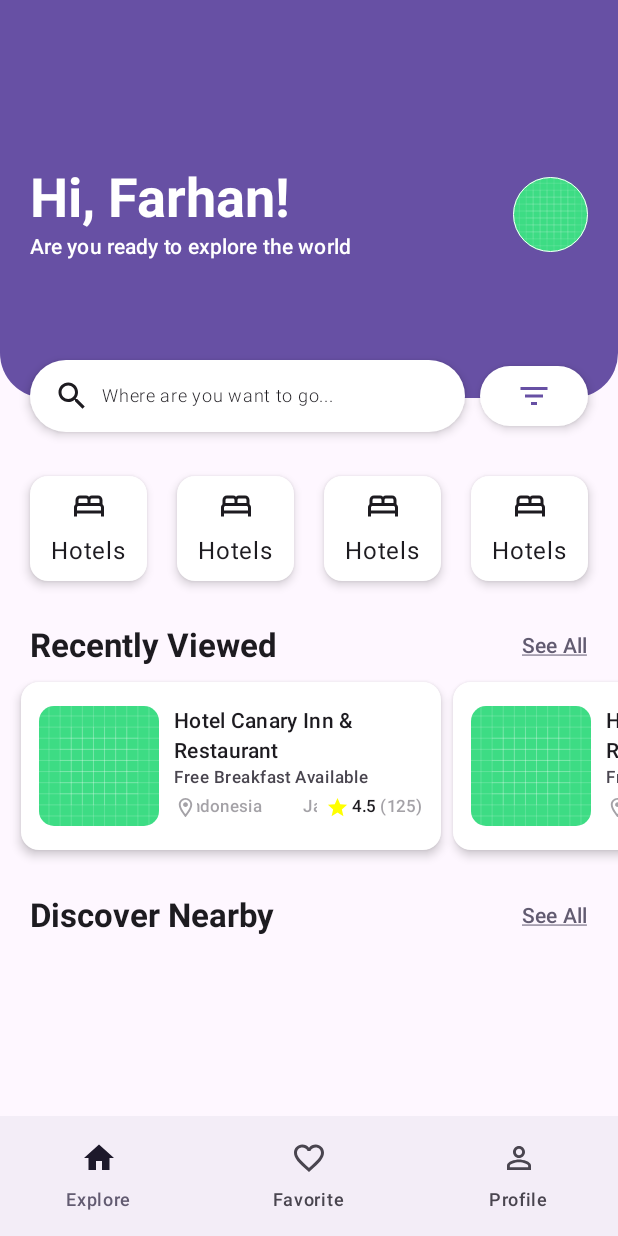
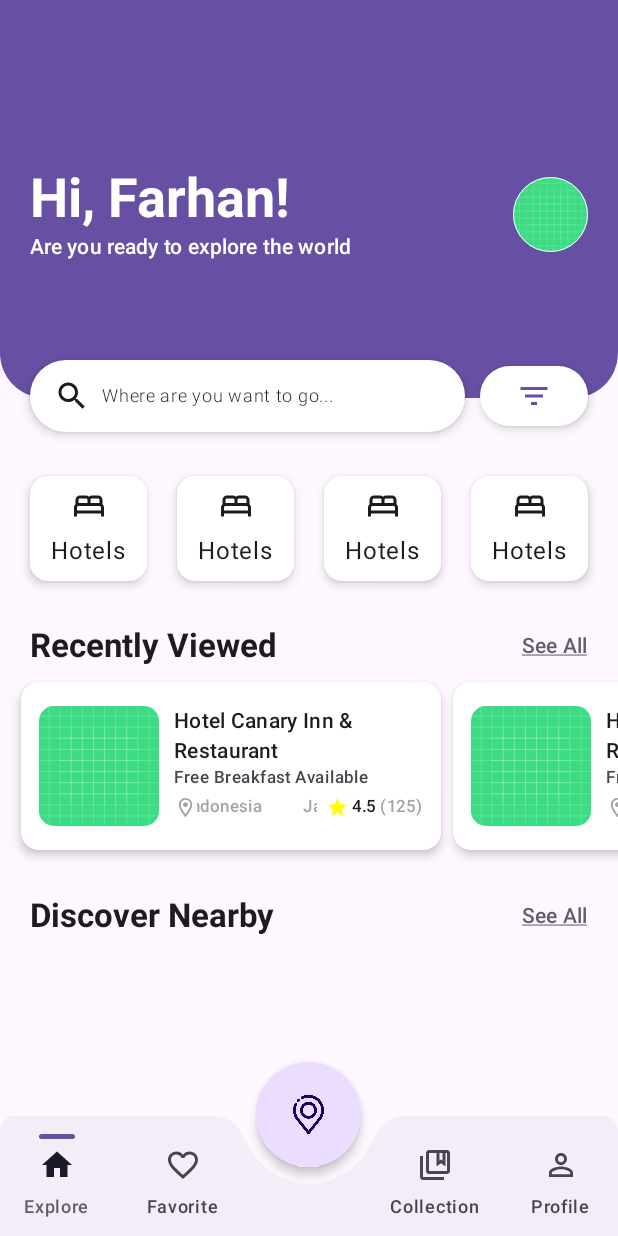
Before and after one commit to farhanfath/TripMate, an Android app built with Jetpack Compose: the screen it shows after launch (MainActivity), on a phone screen of 412 x 824 dp. Run offline under Robolectric (Android 15) with nearby library versions, the phone set to English and light mode, and no system bars; our stand-ins replace Dagger/Hilt's generated code; network calls fail.

Commit message:
fix: navigation icon bug fix | feat: implement center fab with bottom nav

```diff
--- /dev/null
+++ b/app/src/main/java/gli/project/tripmate/presentation/ui/component/BottomNavShape.kt
@@ -0,0 +1,126 @@
+package gli.project.tripmate.presentation.ui.component
+
+import androidx.compose.ui.geometry.CornerRadius
+import androidx.compose.ui.geometry.Offset
+import androidx.compose.ui.geometry.Rect
+import androidx.compose.ui.geometry.RoundRect
+import androidx.compose.ui.geometry.Size
+import androidx.compose.ui.graphics.Outline
+import androidx.compose.ui.graphics.Path
+import androidx.compose.ui.graphics.PathOperation
+import androidx.compose.ui.graphics.Shape
+import androidx.compose.ui.unit.Density
+import androidx.compose.ui.unit.LayoutDirection
+
+class BottomNavShape(
+    private val cornerRadius: Float, // Rounded corners at the panel's top
+    private val dockRadius: Float,   // Size of the cutout
+) : Shape {
+    override fun createOutline(
+        size: Size,
+        layoutDirection: LayoutDirection,
+        density: Density,
+    ): Outline {
+
+        // baseRect: Creates a rounded rectangle covering the entire size, with rounded top corners. This is the basic shape of the bottom navigation.
+        val baseRect = Path().apply {
+            addRoundRect(
+                RoundRect(
+                    Rect(Offset.Zero, Offset(size.width, size.height)),
+                    topLeft = CornerRadius(cornerRadius, cornerRadius),
+                    topRight = CornerRadius(cornerRadius, cornerRadius),
+                ),
+            )
+        }
+
+        // rect1: Creates a rectangle from the left edge to just before the center "dock", filling the full height.  Will be cut later to add a corner radius
+        val rect1 = Path().apply {
+            addRoundRect(
+                RoundRect(
+                    Rect(Offset.Zero, Offset(size.width / 2 - dockRadius + 4f, size.height)),
+                    topLeft = CornerRadius(cornerRadius, cornerRadius),
+                ),
+            )
+        }
+
+        // rect1A: Same rectangle as rect1, but has a smaller topLeft Radius to create a small difference
+        val rect1A = Path().apply {
+            addRoundRect(
+                RoundRect(
+                    Rect(Offset.Zero, Offset(size.width / 2 - dockRadius + 4f, size.height)),
+                    topLeft = CornerRadius(cornerRadius, cornerRadius),
+                    topRight = CornerRadius(32f, 32f),
+                ),
+            )
+        }
+
+        // rect1B: This calculates the area between rect1 and rect1A and is one of the path that cuts into baseRect.
+        val rect1B = Path.combine(
+            operation = PathOperation.Difference,
+            path1 = rect1,
+            path2 = rect1A,
+        )
+
+        // rect2: Creates a rectangle from just after the center "dock" to the right edge, filling the full height.
+        val rect2 = Path().apply {
+            addRoundRect(
+                RoundRect(
+                    Rect(Offset(size.width / 2 + dockRadius - 4f, 0f), Offset(size.width, size.height)),
+                    topRight = CornerRadius(cornerRadius, cornerRadius),
+                ),
+            )
+        }
+
+        // rect2A: Same rectangle as rect2, but has a smaller topRight Radius to create a small difference
+        val rect2A = Path().apply {
+            addRoundRect(
+                RoundRect(
+                    Rect(Offset(size.width / 2 + dockRadius - 4f, 0f), Offset(size.width, size.height)),
+                    topRight = CornerRadius(cornerRadius, cornerRadius),
+                    topLeft = CornerRadius(32f, 32f),
+                ),
+            )
+        }
+
+        // rect2B: This calculates the area between rect2 and rect2A and is one of the path that cuts into baseRect.
+        val rect2B = Path.combine(
+            operation = PathOperation.Difference,
+            path1 = rect2,
+            path2 = rect2A,
+        )
+
+        // circle: Creates a circle at the center, just above the bottom navigation, creating the "dock" for the floating action button.
+        val circle = Path().apply {
+            addOval(
+                Rect(
+                    Offset(size.width / 2 - dockRadius, -dockRadius),
+                    Offset(size.width / 2 + dockRadius, dockRadius),
+                ),
+            )
+        }
+
+        // path1: Subtracts the "circle" path from the base rectangle, creating the main shape with the cut-out for the dock.
+        val path1 = Path.combine(
+            operation = PathOperation.Difference,
+            path1 = baseRect,
+            path2 = circle,
+        )
+
+        // path2: Subtracts the "rect1B" from the base rectangle, create more curvature on the sides
+        val path2 = Path.combine(
+            operation = PathOperation.Difference,
+            path1 = path1,
+            path2 = rect1B,
+        )
+
+        // path: Subtracts the "rect2B" from the base rectangle, create more curvature on the sides
+        val path = Path.combine(
+            operation = PathOperation.Difference,
+            path1 = path2,
+            path2 = rect2B,
+        )
+
+        // Return the final path
+        return Outline.Generic(path)
+    }
+}
--- a/app/src/main/java/gli/project/tripmate/presentation/ui/navigation/MainNavHost.kt
+++ b/app/src/main/java/gli/project/tripmate/presentation/ui/navigation/MainNavHost.kt
@@ -7,6 +7,7 @@ import androidx.navigation.compose.composable
 import androidx.navigation.compose.navigation
 import androidx.navigation.toRoute
 import gli.project.tripmate.presentation.ui.navigation.navitem.MainNavigation
+import gli.project.tripmate.presentation.ui.screen.chat.ChatScreen
 import gli.project.tripmate.presentation.ui.screen.detail.DetailScreen
 import gli.project.tripmate.presentation.ui.screen.main.MainNavScreen
 import gli.project.tripmate.presentation.viewmodel.PlacesViewModel
@@ -32,6 +33,11 @@ fun MainNavHost(
                             )
                         )
                     },
+                    onChatAIClick = {
+                        navController.navigate(
+                            MainNavigation.ChatAI
+                        )
+                    },
                     viewModel = viewModel
                 )
             }
@@ -48,7 +54,7 @@ fun MainNavHost(
         }
 
         composable<MainNavigation.ChatAI> {
-
+            ChatScreen()
         }
     }
 }
--- a/app/src/main/java/gli/project/tripmate/presentation/ui/navigation/navitem/BottomNavItem.kt
+++ b/app/src/main/java/gli/project/tripmate/presentation/ui/navigation/bottomnav/BottomNavItem.kt
@@ -1,20 +1,23 @@
-package gli.project.tripmate.presentation.ui.navigation.navitem
+package gli.project.tripmate.presentation.ui.navigation.bottomnav
 
 import androidx.compose.material.icons.Icons
+import androidx.compose.material.icons.filled.CollectionsBookmark
 import androidx.compose.material.icons.filled.Favorite
 import androidx.compose.material.icons.filled.Home
 import androidx.compose.material.icons.filled.Person
+import androidx.compose.material.icons.outlined.CollectionsBookmark
 import androidx.compose.material.icons.outlined.FavoriteBorder
 import androidx.compose.material.icons.outlined.Home
 import androidx.compose.material.icons.outlined.PersonOutline
 import androidx.compose.ui.graphics.vector.ImageVector
 import gli.project.tripmate.R
+import gli.project.tripmate.presentation.ui.navigation.navitem.MainNavigation
 
 data class BottomNavRoute<T : Any>(
     val name: Int,
     val route: T,
     val icon: ImageVector,
-    val selectedIcon: ImageVector
+    val selectedIcon: ImageVector,
 )
 
 val navItems = listOf(
@@ -30,6 +33,21 @@ val navItems = listOf(
         icon = Icons.Outlined.FavoriteBorder,
         selectedIcon = Icons.Filled.Favorite
     ),
+    /**
+     * placeholder for fab button
+     */
+    BottomNavRoute(
+        name = R.string.ai_chat_label,
+        route = MainNavigation.Main,
+        icon = Icons.Outlined.FavoriteBorder,
+        selectedIcon = Icons.Filled.Favorite
+    ),
+    BottomNavRoute(
+        name = R.string.collection_label,
+        route = MainNavigation.Collection,
+        icon = Icons.Outlined.CollectionsBookmark,
+        selectedIcon = Icons.Filled.CollectionsBookmark
+    ),
     BottomNavRoute(
         name = R.string.profile_label,
         route = MainNavigation.Profile,
--- a/app/src/main/java/gli/project/tripmate/presentation/ui/navigation/navitem/MainNavigation.kt
+++ b/app/src/main/java/gli/project/tripmate/presentation/ui/navigation/navitem/MainNavigation.kt
@@ -14,6 +14,9 @@ sealed class MainNavigation {
     data object Favorite : MainNavigation()
 
     @Serializable
+    data object Collection : MainNavigation()
+
+    @Serializable
     data object Profile : MainNavigation()
 
     @Serializable
--- /dev/null
+++ b/app/src/main/java/gli/project/tripmate/presentation/ui/screen/chat/ChatScreen.kt
@@ -0,0 +1,11 @@
+package gli.project.tripmate.presentation.ui.screen.chat
+
+import androidx.compose.material3.Text
+import androidx.compose.runtime.Composable
+
+@Composable
+fun ChatScreen() {
+    Text(
+        text = "Hello AI"
+    )
+}
--- a/app/src/main/java/gli/project/tripmate/presentation/ui/screen/detail/DetailScreen.kt
+++ b/app/src/main/java/gli/project/tripmate/presentation/ui/screen/detail/DetailScreen.kt
@@ -66,7 +66,6 @@ fun DetailScreen(
     LaunchedEffect(Unit) {
         viewModel.getDetailPlaces(placeId)
     }
-
 
     /**
      * image and scroll behavior
--- a/app/src/main/java/gli/project/tripmate/presentation/ui/screen/main/MainNavScreen.kt
+++ b/app/src/main/java/gli/project/tripmate/presentation/ui/screen/main/MainNavScreen.kt
@@ -1,11 +1,22 @@
 package gli.project.tripmate.presentation.ui.screen.main
 
+import androidx.compose.animation.core.animateDpAsState
+import androidx.compose.animation.core.spring
 import androidx.compose.foundation.background
 import androidx.compose.foundation.layout.Box
+import androidx.compose.foundation.layout.Column
+import androidx.compose.foundation.layout.Spacer
 import androidx.compose.foundation.layout.fillMaxWidth
 import androidx.compose.foundation.layout.height
+import androidx.compose.foundation.layout.offset
 import androidx.compose.foundation.layout.padding
 import androidx.compose.foundation.layout.size
+import androidx.compose.foundation.layout.width
+import androidx.compose.foundation.shape.CircleShape
+import androidx.compose.foundation.shape.RoundedCornerShape
+import androidx.compose.material3.FabPosition
+import androidx.compose.material3.FloatingActionButton
+import androidx.compose.material3.FloatingActionButtonDefaults
 import androidx.compose.material3.Icon
 import androidx.compose.material3.MaterialTheme
 import androidx.compose.material3.NavigationBar
@@ -15,20 +26,26 @@ import androidx.compose.material3.Scaffold
 import androidx.compose.material3.Text
 import androidx.compose.runtime.Composable
 import androidx.compose.runtime.getValue
-import androidx.compose.runtime.mutableIntStateOf
-import androidx.compose.runtime.saveable.rememberSaveable
-import androidx.compose.runtime.setValue
+import androidx.compose.ui.Alignment
 import androidx.compose.ui.Modifier
-import androidx.compose.ui.graphics.Color
+import androidx.compose.ui.draw.clip
+import androidx.compose.ui.platform.LocalDensity
+import androidx.compose.ui.res.painterResource
 import androidx.compose.ui.res.stringResource
 import androidx.compose.ui.unit.dp
+import androidx.navigation.NavDestination.Companion.hasRoute
+import androidx.navigation.NavDestination.Companion.hierarchy
 import androidx.navigation.NavGraph.Companion.findStartDestination
 import androidx.navigation.NavHostController
 import androidx.navigation.compose.NavHost
 import androidx.navigation.compose.composable
+import androidx.navigation.compose.currentBackStackEntryAsState
 import androidx.navigation.compose.rememberNavController
+import gli.project.tripmate.R
+import gli.project.tripmate.presentation.ui.component.BottomNavShape
+import gli.project.tripmate.presentation.ui.navigation.bottomnav.navItems
 import gli.project.tripmate.presentation.ui.navigation.navitem.MainNavigation
-import gli.project.tripmate.presentation.ui.navigation.navitem.navItems
+import gli.project.tripmate.presentation.ui.screen.main.collection.CollectionScreen
 import gli.project.tripmate.presentation.ui.screen.main.favorite.FavoriteScreen
 import gli.project.tripmate.presentation.ui.screen.main.lobby.LobbyScreen
 import gli.project.tripmate.presentation.ui.screen.main.profile.ProfileScreen
@@ -38,12 +55,9 @@ import gli.project.tripmate.presentation.viewmodel.PlacesViewModel
 fun MainNavScreen(
     navController: NavHostController = rememberNavController(),
     onDetailClick: (placeId: String) -> Unit,
+    onChatAIClick: () -> Unit,
     viewModel: PlacesViewModel
 ) {
-    var selectedItemIndex by rememberSaveable {
-        mutableIntStateOf(0)
-    }
-
     Scaffold(
         topBar = {
             Box(
@@ -53,26 +67,68 @@ fun MainNavScreen(
                     .background(color = MaterialTheme.colorScheme.primary)
             )
         },
+        floatingActionButton = {
+            FloatingActionButton(
+                modifier = Modifier
+                    .size(70.dp)
+                    .offset(y = 50.dp),
+                shape = CircleShape,
+                elevation = FloatingActionButtonDefaults.elevation(4.dp),
+                onClick = onChatAIClick
+            ) {
+                Icon(
+                    painter = painterResource(R.drawable.ic_location),
+                    contentDescription = null,
+                    modifier = Modifier.size(30.dp)
+                )
+            }
+        },
+        floatingActionButtonPosition = FabPosition.Center,
         bottomBar = {
-            NavigationBar {
-                navItems.forEachIndexed { index, navItem ->
+            NavigationBar(
+                modifier = Modifier
+                    .clip(
+                        BottomNavShape(
+                            cornerRadius = with(LocalDensity.current) { 10.dp.toPx() },
+                            dockRadius = with(LocalDensity.current) { 45.dp.toPx() },
+                        )
+                    ),
+            ) {
+                val navBackStackEntry by navController.currentBackStackEntryAsState()
+                val currentDestination = navBackStackEntry?.destination
+                navItems.forEach { navItem ->
+                    val selectedBarItem = currentDestination?.hierarchy?.any { it.hasRoute(navItem.route::class) } == true
+                    val indicatorWidth by animateDpAsState(
+                        targetValue = if (selectedBarItem) 24.dp else 0.dp,
+                        animationSpec = spring(dampingRatio = 0.6f, stiffness = 600f)
+                    )
                     NavigationBarItem(
-                        selected = selectedItemIndex == index,
+                        selected = selectedBarItem,
                         icon = {
-                            if (selectedItemIndex == index) {
+                            Column(
+                                horizontalAlignment = Alignment.CenterHorizontally
+                            ) {
+                                Box(
+                                    modifier = Modifier
+                                        .width(indicatorWidth)
+                                        .height(3.dp)
+                                        .background(
+                                            color = MaterialTheme.colorScheme.primary,
+                                            shape = RoundedCornerShape(10.dp)
+                                        )
+                                )
+                                Spacer(modifier = Modifier.height(5.dp))
+                                if (selectedBarItem) {
                                     Icon(
                                         imageVector = navItem.selectedIcon,
                                         contentDescription = stringResource(navItem.name),
-                                    modifier = Modifier
-                                        .size(24.dp)
                                     )
                                 } else {
                                     Icon(
                                         imageVector = navItem.icon,
                                         contentDescription = stringResource(navItem.name),
-                                    modifier = Modifier
-                                        .size(24.dp)
                                     )
+                                }
                             }
                         },
                         label = {
@@ -81,16 +137,17 @@ fun MainNavScreen(
                             )
                         },
                         colors = NavigationBarItemDefaults.colors(
-                            indicatorColor = Color.Transparent
+                            indicatorColor = MaterialTheme.colorScheme.surfaceContainer,
                         ),
                         onClick = {
-                            selectedItemIndex = index
-                            navController.navigate(navItem.route) {
+                            navItem.route.takeIf { it != MainNavigation.Main }?.let {
+                                navController.navigate(it) {
                                     popUpTo(navController.graph.findStartDestination().id) {
                                         saveState = true
                                     }
                                     launchSingleTop = true
                                     restoreState = true
+                                }
                             }
                         }
                     )
@@ -114,6 +171,9 @@ fun MainNavScreen(
             composable<MainNavigation.Favorite> {
                 FavoriteScreen()
             }
+            composable<MainNavigation.Collection> {
+                CollectionScreen()
+            }
             composable<MainNavigation.Profile> {
                 ProfileScreen()
             }
--- /dev/null
+++ b/app/src/main/java/gli/project/tripmate/presentation/ui/screen/main/collection/CollectionScreen.kt
@@ -0,0 +1,12 @@
+package gli.project.tripmate.presentation.ui.screen.main.collection
+
+import androidx.compose.material3.Text
+import androidx.compose.runtime.Composable
+import androidx.compose.ui.Modifier
+
+@Composable
+fun CollectionScreen() {
+    Text(
+        text = "Collection Screen"
+    )
+}
--- a/app/src/main/res/values/strings.xml
+++ b/app/src/main/res/values/strings.xml
@@ -5,4 +5,6 @@
     <string name="lobby_label">Explore</string>
     <string name="favorite_label">Favorite</string>
     <string name="profile_label">Profile</string>
+    <string name="collection_label">Collection</string>
+    <string name="ai_chat_label"> </string>
 </resources>
```
Also changed, not shown: app/src/main/res/drawable/ic_location.webp (added). Lines whose indentation alone changed are shown as unchanged.
